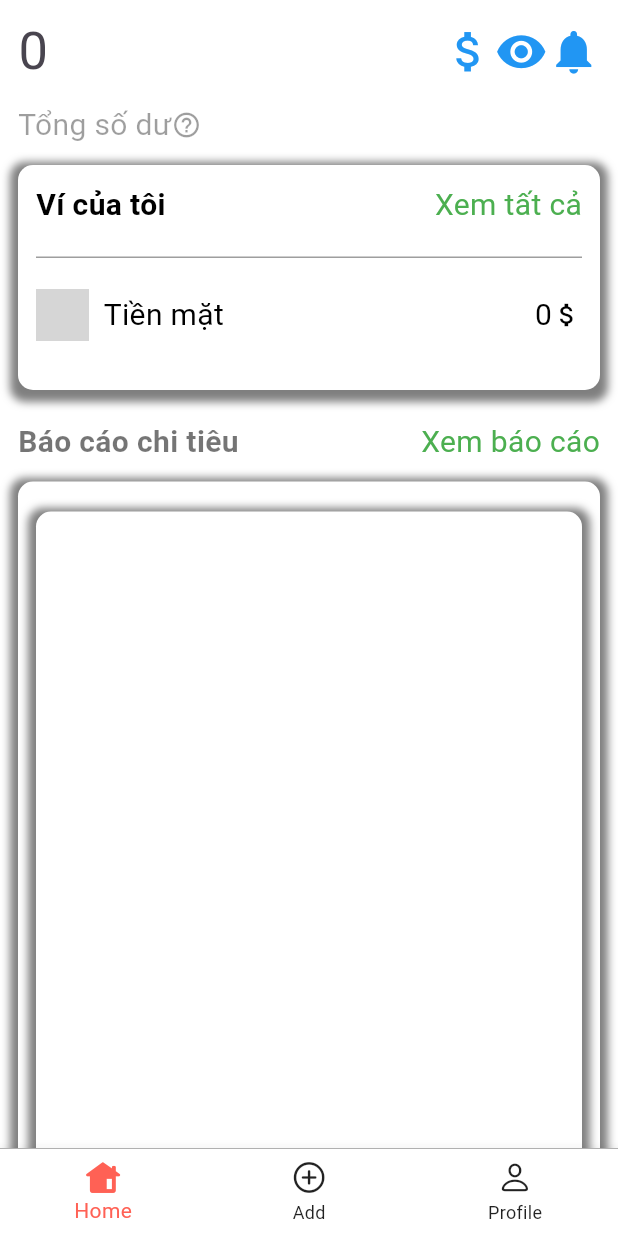
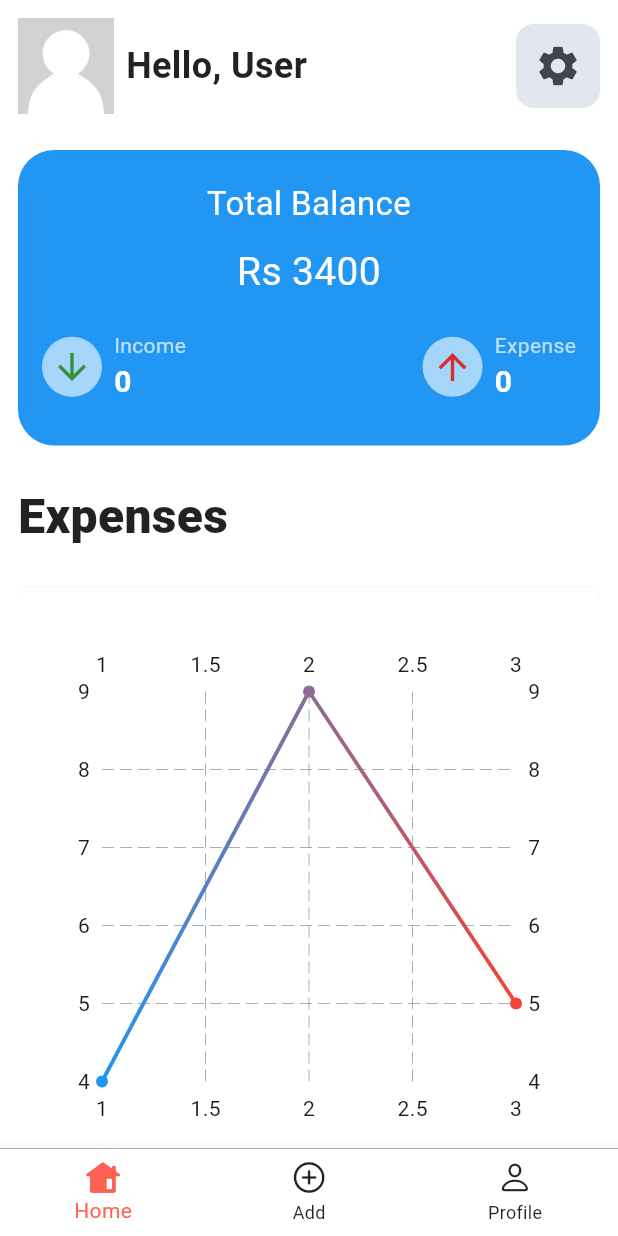
Before and after one commit to hieunmh/PEDFI, a Flutter app: the screen it shows after launch, on a phone screen of 412 x 824 dp. Run offline on Flutter 3.47's test engine with Material 3 defaults, Android fonts, the phone set to English and light mode, and no system bars; drawn by our look-alikes of fl_chart; our stand-ins replace bloc, flutter_bloc, flutter_dotenv, flutter_iconly, shared_preferences, supabase_flutter; accounts and stored records are empty; grey boxes are pictures that could not be loaded.

Commit message:
debuild home screen

```diff
--- a/lib/screens/home/home_screen.dart
+++ b/lib/screens/home/home_screen.dart
@@ -4,177 +4,138 @@ import 'package:flutter/widgets.dart';
 import 'package:pedfi/consts/app_color.dart';
 import 'package:pedfi/provider/dark_theme_provider.dart';
 import 'package:provider/provider.dart';
+import 'package:fl_chart/fl_chart.dart';
 
-class HomeScreen extends StatelessWidget {
+class HomeScreen extends StatefulWidget {
   const HomeScreen({super.key});
 
   @override
+  State<StatefulWidget> createState() => _HomeScreen();
+}
+
+class _HomeScreen extends State<HomeScreen> {
+  int totalBalance = 0;
+  int totalIncome = 0;
+  int totalExpense = 0;
+
+  @override
   Widget build(BuildContext context) {
+    final themeState = Provider.of<DarkThemeProvider>(context);
+
+    final Color color = themeState.getDarkTheme ?
+    AppColor.textDarkThemeColor : AppColor.textLightThemeColor;
+
+    final Color bgcolor = themeState.getDarkTheme ?
+    AppColor.bgDarkThemeColor : AppColor.bgLightThemeColor;
+
+    final Color chartcolor = themeState.getDarkTheme ?
+    Colors.black12 : Colors.white;
+
     return Scaffold(
       appBar: AppBar(
         toolbarHeight: 0.0,
       ),
 
-      body: ListView(
-        padding: EdgeInsets.only(
-          right: 12.0,
-          left: 12.0,
-        ),
+      body:ListView(
+        children: [
+          Padding(
+            padding: const EdgeInsets.all(12.0),
+            child: Row(
+              mainAxisAlignment: MainAxisAlignment.spaceBetween,
               children: [
                 Row(
-            mainAxisAlignment: MainAxisAlignment.spaceBetween,
                   children: [
-              Expanded(
-                child: Row(
-                  children: [
-                    Expanded(
-                      child: TextField(
-                        decoration: InputDecoration(
-                          hintText: "0",
-                          border: InputBorder.none,
+                    Container(
+                      decoration: BoxDecoration(
+                        borderRadius: BorderRadius.circular(32.0),
+                        color: Color(0xffe2e7ef),
                       ),
-                        style: TextStyle(
-                          fontSize: 35.0,
+                      child:CircleAvatar(
+                        maxRadius: 32.0,
+                        child: Image.asset(
+                          "assets/images/placeholder.jpg",
+                          width: 64.0,
                         ),
                       ),
                     ),
-                    Icon(
-                      Icons.attach_money,
-                      size: 35.0,
-                      color: Colors.blue,
+                    SizedBox(width: 8.0),
+                    Text(
+                      'Hello, User',
+                      style: TextStyle(
+                        fontSize: 24.0,
+                        fontWeight: FontWeight.w700,
+                        color: color,
+                      ),
+                    ),
+                  ],
+                ),
+                Container(
+                  decoration: BoxDecoration(
+                    borderRadius: BorderRadius.circular(12.0),
+                    color: Color(0xffe2e7ef),
+                  ),
+                  padding: EdgeInsets.all(
+                    12.0,
+                  ),
+                  child: Icon(
+                    Icons.settings,
+                    size: 32.0,
+                    color: Color(0xff3E454C),
+                  ),
                 ),
               ],
             ),
           ),
-              Icon(
-                Icons.visibility,
-                size: 35.0,
-                color: Colors.blue,
-              ),
-              Icon(
-                Icons.notifications,
-                size: 35.0,
-                color: Colors.blue,
-              ),
+
+          Container(
+            width: MediaQuery.of(context).size.width * 0.9,
+            margin: EdgeInsets.all(12.0,),
+            child: Container(
+              decoration: BoxDecoration(
+                gradient: LinearGradient(
+                  colors: [
+                    Colors.blue,
+                    Colors.blue,
                   ],
                 ),
-
-          Row(
-            children: [
-              Text(
-                "Tổng số dư",
-                style: TextStyle(
-                  fontSize: 20.0,
-                  color: Colors.black38,
+                borderRadius: BorderRadius.all(
+                    Radius.circular(24.0)
                 ),
               ),
-              Icon(
-                Icons.help_outline,
-                size: 20.0,
-                color: Colors.black38,
-              ),
-            ],
-          ),
-
-          Container(
-            padding: EdgeInsets.only(
-              top: 12.0,
-              bottom: 20.0,
-            ),
-            child: Container(
-              width: 200,
-              decoration: BoxDecoration(
-                color: Colors.white,
-                borderRadius: BorderRadius.circular(10),
-                boxShadow: [
-                  BoxShadow(
-                    color: Colors.black.withOpacity(0.5),
-                    spreadRadius: 5,
-                    blurRadius: 4,
-                    offset: Offset(0, 3),
-                  ),
-                ],
-              ),
-              padding: EdgeInsets.all(
-                12.0,
+              padding: EdgeInsets.symmetric(
+                vertical: 20.0,
+                horizontal: 8.0,
               ),
               child: Column(
                 children: [
-                  Row(
-                    mainAxisAlignment: MainAxisAlignment.spaceBetween,
-                    children: [
                   Text(
-                        'Ví của tôi',
+                    'Total Balance',
+                    textAlign: TextAlign.center,
                     style: TextStyle(
-                          fontSize: 20,
-                          color: Colors.black,
-                          fontWeight: FontWeight.bold,
+                      fontSize: 22.0,
+                      color: Colors.white,
                     ),
                   ),
+                  SizedBox(height: 12.0,),
                   Text(
-                        'Xem tất cả',
+                    'Rs 3400',
+                    textAlign: TextAlign.center,
                     style: TextStyle(
-                          fontSize: 20,
-                          color: Colors.green,
+                      fontSize: 26.0,
+                      color: Colors.white,
                     ),
                   ),
-                    ],
-                  ),
-
-                  SizedBox(
-                    height: 20.0,
-                  ),
-
-                  Container(
-                    padding: EdgeInsets.only(
-                      top: 12.0,
-                      bottom: 12.0,
-                    ),
-                    height: 1,
-                    color: Colors.grey,
-                  ),
-
-                  SizedBox(
-                    height: 76.0,
+                  SizedBox(height: 12.0),
+                  Padding(
+                    padding: EdgeInsets.all(8.0),
                     child: Row(
                       mainAxisAlignment: MainAxisAlignment.spaceBetween,
                       children: [
-
-                        Row(
-                          children: [
-                            Image.asset(
-                              'assets/images/meo.jpg',
-                              width: 35.0,
-                              height: 35.0,
+                        cardIncome(
+                          totalIncome.toString(),
                         ),
-                            SizedBox(
-                              width: 10,
-                            ),
-                            Text(
-                              'Tiền mặt',
-                              style: TextStyle(
-                                fontSize: 20,
-                                color: Colors.black,
-                              ),
-                            ),
-                          ],
-                        ),
-
-                        Row(
-                          children: [
-                            Text(
-                              '0',
-                              style: TextStyle(
-                                fontSize: 20,
-                                color: Colors.black,
-                              ),
-                            ),
-                            Icon(
-                              Icons.attach_money,
-                              size: 20.0,
-                              color: Colors.black,
-                            ),
-                          ],
+                        cardExpense(
+                          totalExpense.toString(),
                         ),
                       ],
                     ),
@@ -184,68 +145,261 @@ class HomeScreen extends StatelessWidget {
             ),
           ),
 
-          Row(
-            mainAxisAlignment: MainAxisAlignment.spaceBetween,
-            children: [
-              Text(
-                'Báo cáo chi tiêu',
+          Padding(
+            padding: const EdgeInsets.all(12.0),
+            child: Text(
+              "Expenses",
               style: TextStyle(
-                  fontSize: 20.0,
-                  color: Colors.black54,
-                  fontWeight: FontWeight.bold,
+                fontSize: 32.0,
+                color: color,
+                fontWeight: FontWeight.w900,
+              ),
             ),
           ),
 
+          Container(
+            decoration: BoxDecoration(
+              color: chartcolor,
+              borderRadius: BorderRadius.circular(8.0),
+              boxShadow: [
+                BoxShadow(
+                  color: Colors.grey.withOpacity(0.4),
+                ),
+              ],
+            ),
+            padding: EdgeInsets.symmetric(
+              vertical: 40.0,
+              horizontal: 12.0,
+            ),
+            margin: EdgeInsets.all(12.0),
+            height: 400.0,
+            child: LineChart(
+              LineChartData(
+                borderData: FlBorderData(
+                  show: false,
+                ),
+                lineBarsData: [
+                  LineChartBarData(
+                    spots: [
+                      FlSpot(1, 4),
+                      FlSpot(2, 9),
+                      FlSpot(3, 5),
+                    ],
+                    isCurved: false,
+                    barWidth: 2.5,
+                    colors: [
+                      Colors.blue,
+                      Colors.red,
+                    ],
+                  ),
+                ],
+              ),
+            ),
+          ),
+
+          Padding(
+            padding: const EdgeInsets.all(12.0),
+            child: Text(
+              "Recent Expenses",
+              style: TextStyle(
+                fontSize: 32.0,
+                color: color,
+                fontWeight: FontWeight.w900,
+              ),
+            ),
+          ),
+
+          expenseTile(500, "" ),
+          incomeTile(100, ""),
+        ],
+      ),
+    );
+  }
+  Widget cardIncome(String value) {
+    return Row(
+      children: [
+        Container(
+          decoration: BoxDecoration(
+            color: Colors.white60,
+            borderRadius: BorderRadius.circular(
+              20.0,
+            ),
+          ),
+          padding: EdgeInsets.all(
+            6.0,
+          ),
+          child: Icon(
+            Icons.arrow_downward,
+            size: 28.0,
+            color: Colors.green[700],
+          ),
+          margin: EdgeInsets.only(
+            right: 8.0,
+          ),
+        ),
+        Column(
+          crossAxisAlignment: CrossAxisAlignment.start,
+          children: [
             Text(
-                'Xem báo cáo',
+              "Income",
+              style: TextStyle(
+                fontSize: 14.0,
+                color: Colors.white70,
+              ),
+            ),
+            Text(
+              value,
               style: TextStyle(
                 fontSize: 20.0,
-                  color: Colors.green,
+                fontWeight: FontWeight.w700,
+                color: Colors.white,
               ),
             ),
           ],
         ),
+      ],
+    );
+  }
 
+  Widget cardExpense(String value) {
+    return Row(
+      children: [
         Container(
-            padding: EdgeInsets.only(
-              top: 12.0,
-              bottom: 20.0,
+          decoration: BoxDecoration(
+            color: Colors.white60,
+            borderRadius: BorderRadius.circular(
+              20.0,
             ),
-            child: Container(
-              width: 200,
-              height: 1000,
-              decoration: BoxDecoration(
+          ),
+          padding: EdgeInsets.all(
+            6.0,
+          ),
+          child: Icon(
+            Icons.arrow_upward,
+            size: 28.0,
+            color: Colors.red[700],
+          ),
+          margin: EdgeInsets.only(
+            right: 8.0,
+          ),
+        ),
+        Column(
+          crossAxisAlignment: CrossAxisAlignment.start,
+          children: [
+            Text(
+              "Expense",
+              style: TextStyle(
+                fontSize: 14.0,
+                color: Colors.white70,
+              ),
+            ),
+            Text(
+              value,
+              style: TextStyle(
+                fontSize: 20.0,
+                fontWeight: FontWeight.w700,
                 color: Colors.white,
-                borderRadius: BorderRadius.circular(10),
-                boxShadow: [
-                  BoxShadow(
-                    color: Colors.black.withOpacity(0.5),
-                    spreadRadius: 5,
-                    blurRadius: 4,
-                    offset: Offset(0, 3),
+              ),
             ),
           ],
         ),
-              padding: EdgeInsets.only(
-                top: 20.0,
-                right: 12.0,
-                left: 12.0,
-                bottom: 12.0,
+      ],
+    );
+  }
+
+  Widget expenseTile(int value, String note) {
+
+    final themeState = Provider.of<DarkThemeProvider>(context);
+
+    final Color color = themeState.getDarkTheme ?
+    AppColor.textDarkThemeColor : AppColor.textLightThemeColor;
+
+    final Color bgcolor = themeState.getDarkTheme ?
+    Colors.white12 : Color(0xffced4eb);
+
+    return Container(
+      margin: EdgeInsets.all(8.0),
+      padding: EdgeInsets.all(18.0),
+      decoration: BoxDecoration(
+        color: bgcolor,
+        borderRadius: BorderRadius.circular(8.0),
       ),
-              child: Container(
-                decoration: BoxDecoration(
-                  color: Colors.white,
-                  borderRadius: BorderRadius.circular(10),
-                  boxShadow: [
-                    BoxShadow(
-                      color: Colors.black.withOpacity(0.5),
-                      spreadRadius: 5,
-                      blurRadius: 4,
-                      offset: Offset(0, 3),
+      child: Row(
+        mainAxisAlignment: MainAxisAlignment.spaceBetween,
+        children: [
+          Row(
+            children: [
+              Icon(
+                Icons.arrow_circle_up_outlined,
+                size: 28.0,
+                color: Colors.red[700],
+              ),
+              SizedBox(width: 4.0,),
+              Text(
+                "Expense",
+                style: TextStyle(
+                  fontSize: 20.0,
+                  color: color,
+                ),
               ),
             ],
           ),
+          Text(
+            "-$value",
+            style: TextStyle(
+              fontSize: 24.0,
+              color: color,
+              fontWeight: FontWeight.w700,
             ),
+          ),
+        ],
+      ),
+    );
+  }
+
+  Widget incomeTile(int value, String note) {
+
+    final themeState = Provider.of<DarkThemeProvider>(context);
+
+    final Color color = themeState.getDarkTheme ?
+    AppColor.textDarkThemeColor : AppColor.textLightThemeColor;
+
+    final Color bgcolor = themeState.getDarkTheme ?
+    Colors.white12 : Color(0xffced4eb);
+
+    return Container(
+      margin: EdgeInsets.all(8.0),
+      padding: EdgeInsets.all(18.0),
+      decoration: BoxDecoration(
+        color: bgcolor,
+        borderRadius: BorderRadius.circular(8.0),
+      ),
+      child: Row(
+        mainAxisAlignment: MainAxisAlignment.spaceBetween,
+        children: [
+          Row(
+            children: [
+              Icon(
+                Icons.arrow_circle_down_outlined,
+                size: 28.0,
+                color: Colors.blue[700],
+              ),
+              SizedBox(width: 4.0,),
+              Text(
+                "Income",
+                style: TextStyle(
+                  fontSize: 20.0,
+                  color: color,
+                ),
+              ),
+            ],
+          ),
+          Text(
+            "+$value",
+            style: TextStyle(
+              fontSize: 24.0,
+              color: color,
+              fontWeight: FontWeight.w700,
             ),
           ),
         ],
--- a/pubspec.yaml
+++ b/pubspec.yaml
@@ -15,6 +15,7 @@ dependencies:
   cupertino_icons: ^1.0.6
   flutter_iconly: ^1.0.2
   bloc: ^8.1.2
+  fl_chart: ^0.40.0
   flutter_bloc: ^8.1.5
   meta: ^1.11.0
   iconsax: ^0.0.8
```
Also changed, not shown: pubspec.lock. Lines whose indentation alone changed are shown as unchanged.
